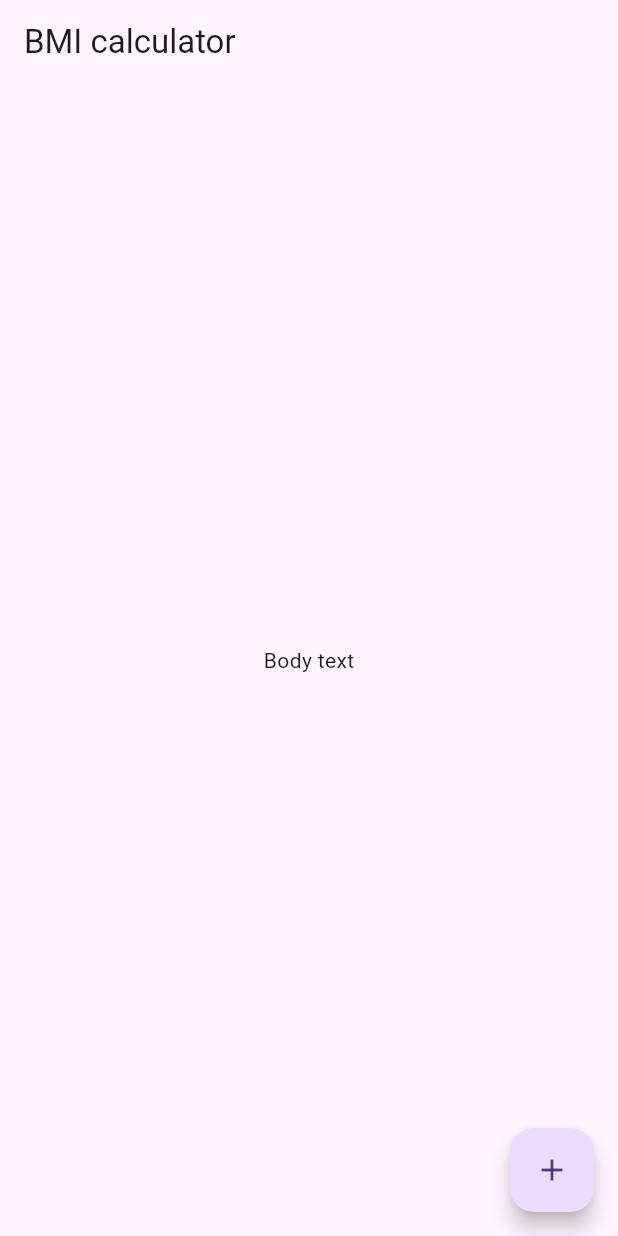
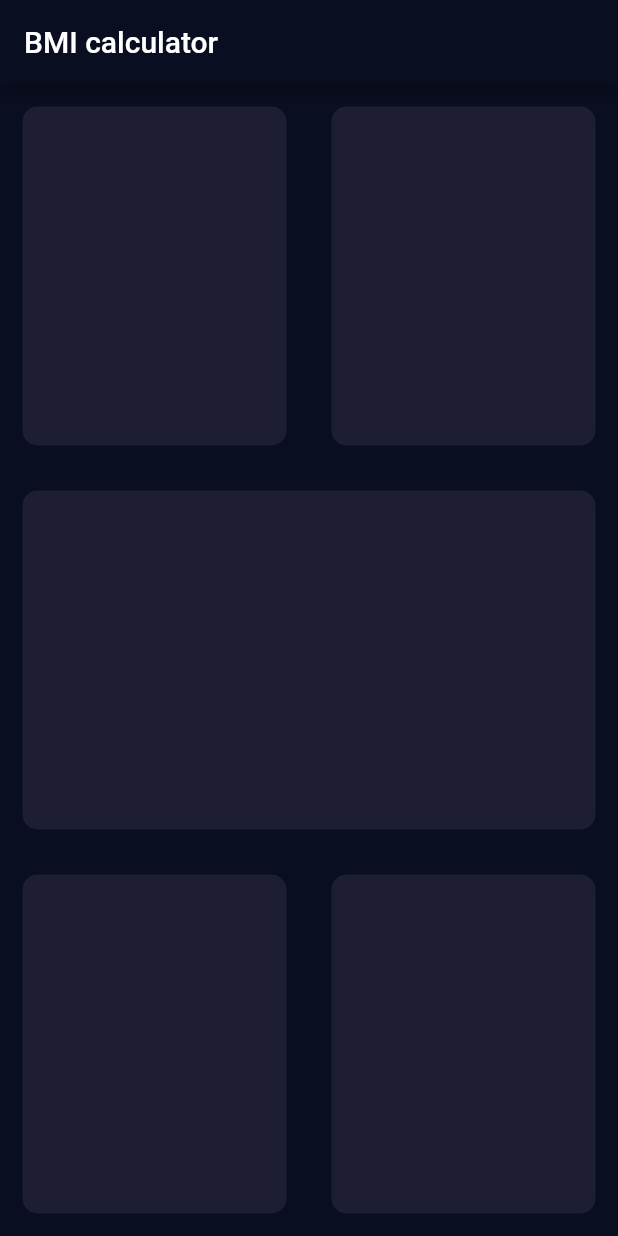
Before and after one commit to jepisti/bmi_calculator, a Flutter app: the screen it shows after launch, on a phone screen of 412 x 824 dp. Run offline on Flutter 3.47's test engine with Material 3 defaults, Android fonts, the phone set to English and light mode, and no system bars.

```diff
--- /dev/null
+++ b/lib/input_page.dart
@@ -0,0 +1,49 @@
+import 'package:flutter/material.dart';
+import 'reusable_card.dart';
+
+class InputPage extends StatefulWidget {
+  const InputPage({super.key});
+
+  @override
+  State<InputPage> createState() => _InputPageState();
+}
+
+class _InputPageState extends State<InputPage> {
+  @override
+  Widget build(BuildContext context) {
+    return Scaffold(
+      appBar: AppBar(
+        title: const Text('BMI calculator'),
+      ),
+      body: const Column(
+        children: [
+          Expanded(
+              child: Row(
+            children: [
+              Expanded(
+                child: ReusableCard(colour: Color(0xFF1D1E33)),
+              ),
+              Expanded(
+                child: ReusableCard(colour: Color(0xFF1D1E33)),
+              ),
+            ],
+          )),
+          Expanded(
+            child: ReusableCard(colour: Color(0xFF1D1E33)),
+          ),
+          Expanded(
+              child: Row(
+            children: [
+              Expanded(
+                child: ReusableCard(colour: Color(0xFF1D1E33)),
+              ),
+              Expanded(
+                child: ReusableCard(colour: Color(0xFF1D1E33)),
+              ),
+            ],
+          )),
+        ],
+      ),
+    );
+  }
+}
--- a/lib/main.dart
+++ b/lib/main.dart
@@ -1,4 +1,5 @@
 import 'package:flutter/material.dart';
+import 'input_page.dart';
 
 void main() {
   runApp(const MyApp());
@@ -13,35 +14,21 @@ class MyApp extends StatelessWidget {
     return MaterialApp(
       title: 'Flutter Demo',
       theme: ThemeData(
-        colorScheme: ColorScheme.fromSeed(seedColor: Colors.deepPurple),
-        useMaterial3: true,
+        //primaryColor: const Color(0xFF0A0E21),
+        canvasColor: const Color(0xFF0A0E21),
+        textTheme: const TextTheme(
+          bodySmall: TextStyle(color: Colors.white),
+          bodyMedium: TextStyle(color: Colors.white),
+          bodyLarge: TextStyle(color: Colors.white),
+        ),
+        colorScheme: ColorScheme.fromSeed(
+          primary: const Color(0xFF0A0E21),
+          //secondary: Colors.green,
+          seedColor: Colors.grey,
+        ),
+        useMaterial3: false,
       ),
       home: const InputPage(),
     );
   }
 }
-
-class InputPage extends StatefulWidget {
-  const InputPage({super.key});
-
-  @override
-  State<InputPage> createState() => _InputPageState();
-}
-
-class _InputPageState extends State<InputPage> {
-  @override
-  Widget build(BuildContext context) {
-    return Scaffold(
-      appBar: AppBar(
-        title: const Text('BMI calculator'),
-      ),
-      body: const Center(
-        child: Text('Body text'),
-      ),
-      floatingActionButton: const FloatingActionButton(
-        onPressed: null,
-        child: Icon(Icons.add),
-      ),
-    );
-  }
-}
--- /dev/null
+++ b/lib/reusable_card.dart
@@ -0,0 +1,18 @@
+import 'package:flutter/material.dart';
+
+class ReusableCard extends StatelessWidget {
+  const ReusableCard({super.key, required this.colour});
+
+  final Color colour;
+
+  @override
+  Widget build(BuildContext context) {
+    return Container(
+      margin: const EdgeInsets.all(15.0),
+      decoration: BoxDecoration(
+        color: colour,
+        borderRadius: BorderRadius.circular(10.0),
+      ),
+    );
+  }
+}
```
